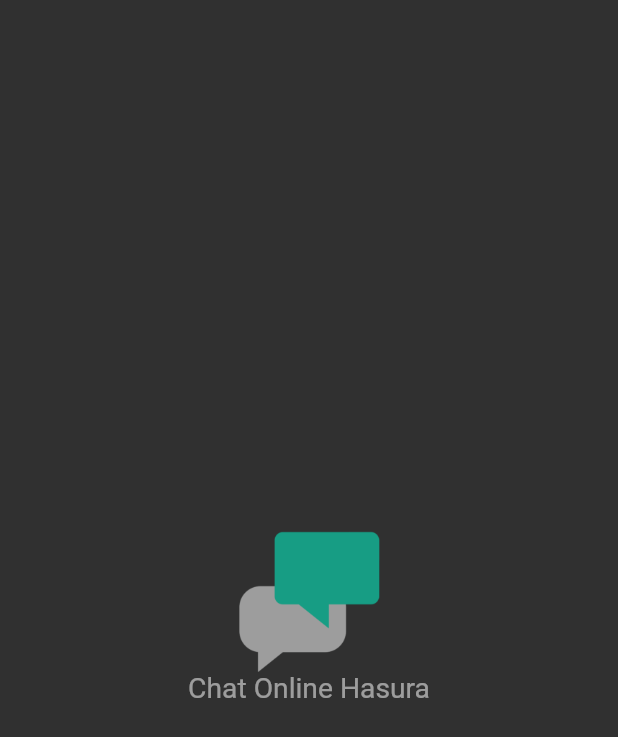
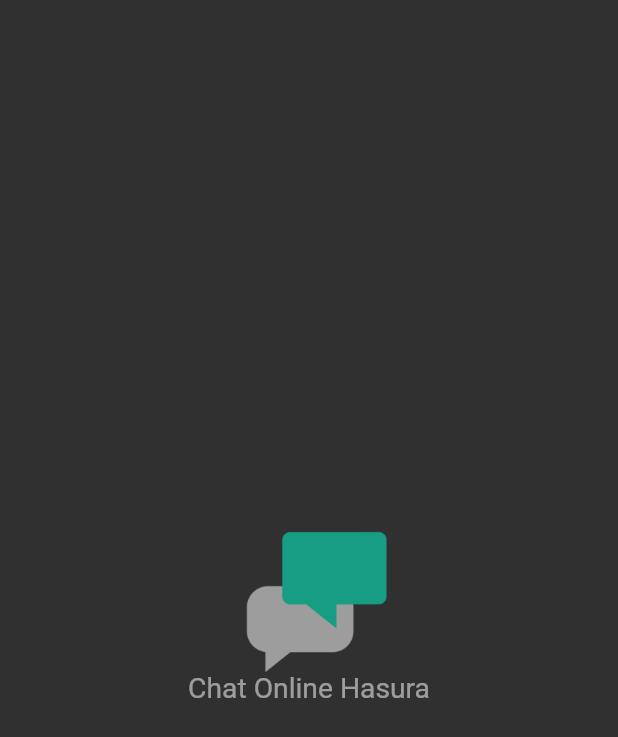
Before and after one commit to marcelohpjunior/chat_online_hasura, a Flutter app: the SplashPage screen opened by its route, on a phone screen of 412 x 824 dp. Shown: the top 737 px of the screen. Run offline on Flutter 3.47's test engine with Material 2 defaults, Android fonts, the phone set to English and light mode, and no system bars; our stand-ins replace flutter_mobx, flutter_modular, font_awesome_flutter, mobx; generated files the repository leaves out were written again.

```diff
--- a/lib/app/modules/login/pages/splash/splash_page.dart
+++ b/lib/app/modules/login/pages/splash/splash_page.dart
@@ -48,12 +48,15 @@ class SplashPageState extends State<SplashPage>
             AnimatedBuilder(
               animation: animation,
               builder: (context, child) {
-                return Opacity(
-                  opacity: _opacityTween.evaluate(animation),
-                  child: Image.asset(
-                    'assets/images/logo.png',
-                    height: _sizeTween.evaluate(animation),
-                    width: _sizeTween.evaluate(animation),
+                return Padding(
+                  padding: const EdgeInsets.only(left: 10),
+                  child: Opacity(
+                    opacity: _opacityTween.evaluate(animation),
+                    child: Image.asset(
+                      'assets/images/logo.png',
+                      height: _sizeTween.evaluate(animation),
+                      width: _sizeTween.evaluate(animation),
+                    ),
                   ),
                 );
               },
```
Also changed, not shown: lib/app/modules/login/pages/login/login_page.dart (+11 -3 lines).
